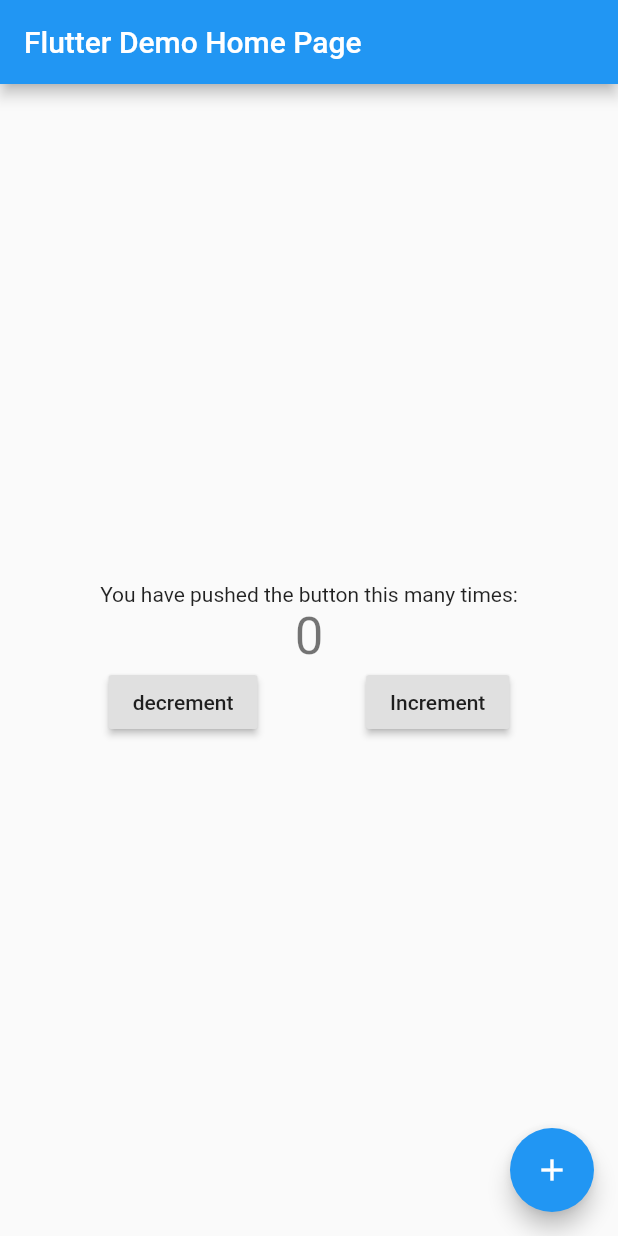
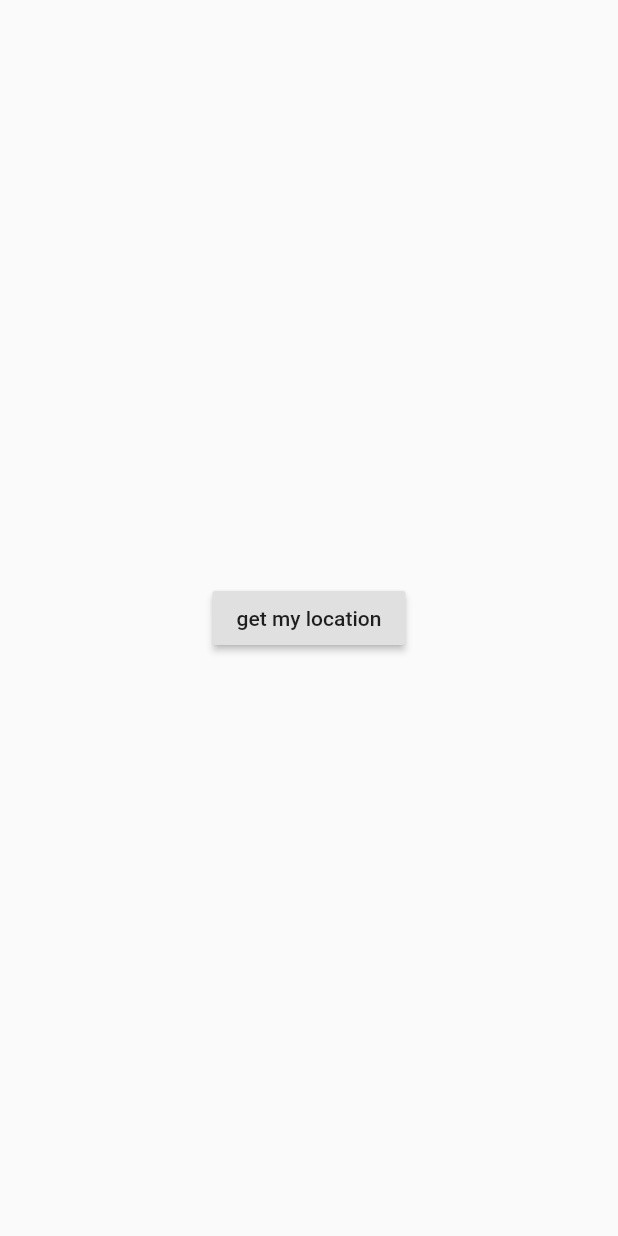
Before and after one commit to sungchan1120/project, a Flutter app: the screen it shows after launch, on a phone screen of 412 x 824 dp. Run offline on Flutter 3.47's test engine with Material 2 defaults, Android fonts, the phone set to English and light mode, and no system bars; our stand-ins replace geolocator.

Commit message:
위도,경도

```diff
--- a/lib/main.dart
+++ b/lib/main.dart
@@ -1,12 +1,11 @@
 import 'package:flutter/material.dart';
+import 'package:project/screens/loading.dart';
 
 void main() {
-  runApp(const MyApp());
+  runApp(MyApp());
 }
 
 class MyApp extends StatelessWidget {
-  const MyApp({Key? key}) : super(key: key);
-
   @override
   Widget build(BuildContext context) {
     return MaterialApp(
@@ -14,79 +13,7 @@ class MyApp extends StatelessWidget {
       theme: ThemeData(
         primarySwatch: Colors.blue,
       ),
-      home: const MyHomePage(title: 'Flutter Demo Home Page'),
+      home: Loading(),
     );
   }
 }
-
-class MyHomePage extends StatefulWidget {
-  const MyHomePage({Key? key, required this.title}) : super(key: key);
-
-  final String title;
-
-  @override
-  State<MyHomePage> createState() => _MyHomePageState();
-}
-
-class _MyHomePageState extends State<MyHomePage> {
-  int _counter = 0;
-
-  void _incrementCounter() {
-    setState(() {
-      _counter++;
-    });
-  }
-
-  void _decrementCounter() {
-    setState(() {
-      _counter--;
-    });
-  }
-
-  void _resetCounter() {
-    setState(() {
-      _counter = 0;
-    });
-  }
-
-  @override
-  Widget build(BuildContext context) {
-    return Scaffold(
-      appBar: AppBar(
-        title: Text(widget.title),
-      ),
-      body: Center(
-        child: Column(
-          mainAxisAlignment: MainAxisAlignment.center,
-          children: <Widget>[
-            const Text(
-              'You have pushed the button this many times:',
-            ),
-            Text(
-              '$_counter',
-              style: Theme.of(context).textTheme.headline4,
-            ),
-            Row(
-              mainAxisAlignment: MainAxisAlignment.spaceEvenly,
-              children: [
-                RaisedButton(
-                  onPressed: _decrementCounter,
-                  child: Text("decrement"),
-                ),
-                RaisedButton(
-                  onPressed: _incrementCounter,
-                  child: Text("Increment"),
-                ),
-              ],
-            )
-          ],
-        ),
-      ),
-      floatingActionButton: FloatingActionButton(
-        onPressed: _incrementCounter,
-        tooltip: 'Increment',
-        child: const Icon(Icons.add),
-      ), // This trailing comma makes auto-formatting nicer for build methods.
-    );
-  }
-}
--- /dev/null
+++ b/lib/screens/loading.dart
@@ -0,0 +1,37 @@
+import 'package:flutter/material.dart';
+import 'package:geolocator/geolocator.dart';
+
+class Loading extends StatefulWidget {
+  @override
+  _LoadingState createState() => _LoadingState();
+}
+
+class _LoadingState extends State<Loading> {
+  @override
+  void initState() {
+    super.initState();
+    getLocation();
+  }
+
+  void getLocation() async {
+    LocationPermission permission = await Geolocator.requestPermission();
+    Geolocator.requestPermission();
+    Position position = await Geolocator.getCurrentPosition(
+        desiredAccuracy: LocationAccuracy.high);
+    print(position);
+  }
+
+  @override
+  Widget build(BuildContext context) {
+    return Scaffold(
+      body: Center(
+        child: RaisedButton(
+          onPressed: () {
+            getLocation();
+          },
+          child: Text('get my location'),
+        ),
+      ),
+    );
+  }
+}
--- a/pubspec.yaml
+++ b/pubspec.yaml
@@ -34,6 +34,7 @@ dependencies:
   # The following adds the Cupertino Icons font to your application.
   # Use with the CupertinoIcons class for iOS style icons.
   cupertino_icons: ^1.0.2
+  geolocator: ^9.0.2
 
 dev_dependencies:
   flutter_test:
@@ -73,8 +74,8 @@ flutter:
   # "family" key with the font family name, and a "fonts" key with a
   # list giving the asset and other descriptors for the font. For
   # example:
-  # fonts:
-  #   - family: Schyler
+  fonts:
+    - family: Schyler
   #     fonts:
   #       - asset: fonts/Schyler-Regular.ttf
   #       - asset: fonts/Schyler-Italic.ttf
```
Also changed, not shown: pubspec.lock, 14 other files.
